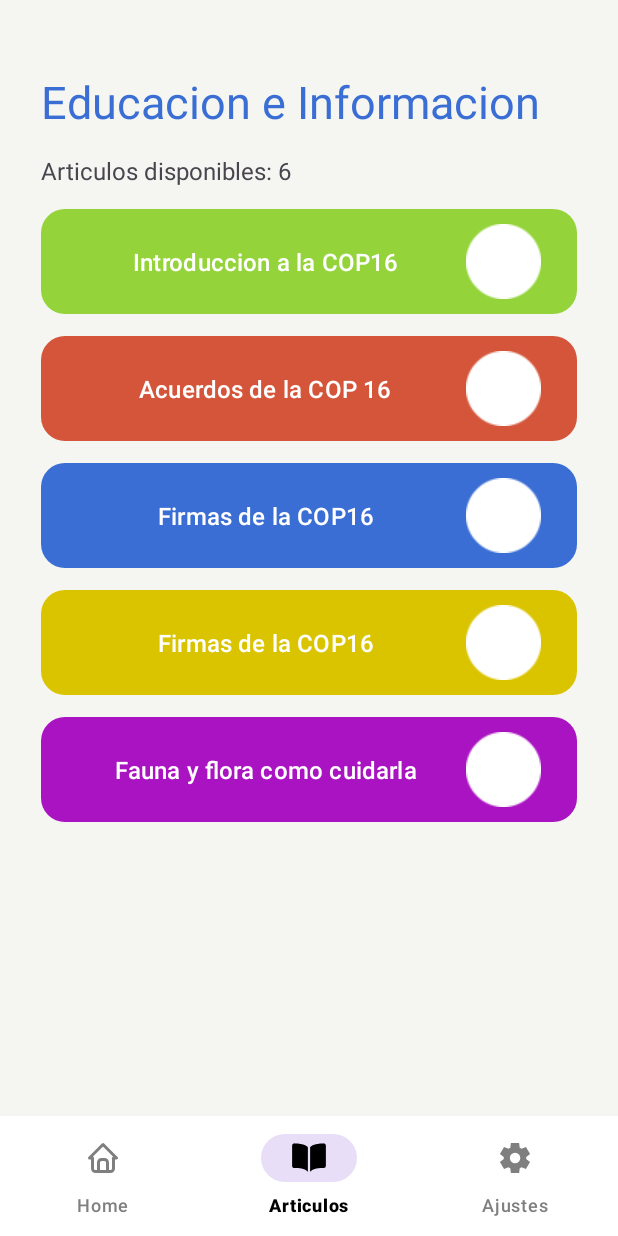
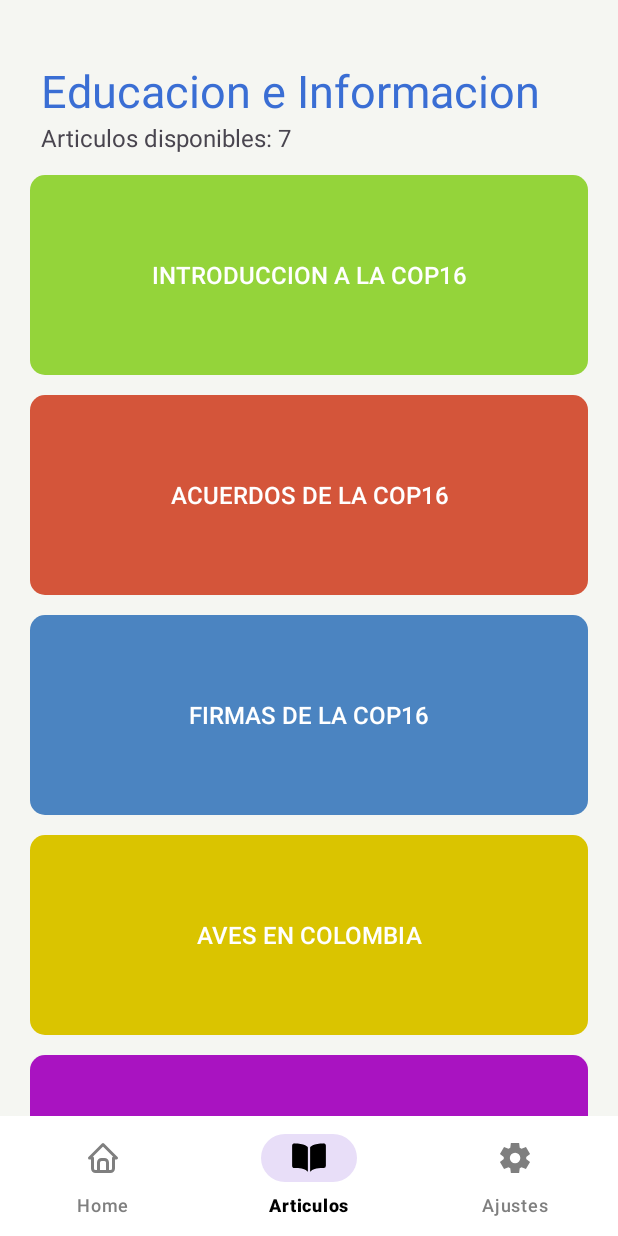
Before and after one commit to natyvcodes/education-app-cop16, an Android app: the screen it shows after launch (List_Articulos), item 2 of the bottom bar chosen, on a phone screen of 412 x 824 dp. Run offline under Robolectric (Android 15) with nearby library versions, the phone set to English and light mode, and no system bars.

Commit message:
Buttons added and test data

```diff
--- a/app/src/main/java/com/grupo1/myapp/List_Articulos.java
+++ b/app/src/main/java/com/grupo1/myapp/List_Articulos.java
@@ -1,11 +1,19 @@
 package com.grupo1.myapp;
 
 
+import android.annotation.SuppressLint;
 import android.content.Intent;
+import android.database.Cursor;
+import android.database.sqlite.SQLiteDatabase;
+import android.graphics.Color;
+import android.graphics.drawable.Drawable;
 import android.os.Bundle;
+import android.util.Log;
 import android.view.MenuItem;
 import android.view.View;
 import android.widget.Button;
+import android.widget.LinearLayout;
+import android.widget.TextView;
 
 import androidx.activity.EdgeToEdge;
 import androidx.annotation.NonNull;
@@ -13,21 +21,65 @@ import androidx.appcompat.app.AppCompatActivity;
 import com.google.android.material.bottomnavigation.BottomNavigationView;
 import com.google.android.material.navigation.NavigationBarView;
 
+import java.util.ArrayList;
+import java.util.List;
+import java.util.Locale;
+
+import database.DatabaseHelper;
+
 
 public class List_Articulos extends AppCompatActivity {
+    private final DatabaseHelper db = new DatabaseHelper(this);
     private BottomNavigationView bottomNavigationView;
-    private Button acuerdos;
+    private TextView numArticulos;
+    @SuppressLint({"ResourceAsColor", "UseCompatLoadingForDrawables"})
     @Override
     protected void onCreate(Bundle savedInstanceState) {
         super.onCreate(savedInstanceState);
         EdgeToEdge.enable(this);
         setContentView(R.layout.activity_list_articulos);
-        acuerdos = findViewById(R.id.acuerdos);
-        bottomNavigationView = findViewById(R.id.bottom_navigation);
-        selectBottomNavItem(R.id.articulos);
 
 
 
+        int[] colores = {getColor(R.color.Green), getColor(R.color.Red), getColor(R.color.BlueTwo), getColor(R.color.Yellow), getColor(R.color.Violet)};
+        List<String> titulos = obtenerTitulos();
+
+
+        LinearLayout linearLayout = findViewById(R.id.container);
+        numArticulos = findViewById(R.id.numArticulos);
+        numArticulos.setText("Articulos disponibles: " + titulos.size());
+        int colorIndex = 0;
+        for (String titulo : titulos) {
+            Button button = new Button(this);
+
+            LinearLayout.LayoutParams layoutParams = new LinearLayout.LayoutParams(
+                    LinearLayout.LayoutParams.MATCH_PARENT,
+                    200
+            );
+            layoutParams.setMargins(0, 10, 0, 10);
+            button.setLayoutParams(layoutParams);
+
+            button.setText(titulo.toLowerCase());
+            button.setTextSize(16);
+            Drawable buttonShape = getDrawable(R.drawable.button_shape).mutate();
+            buttonShape.setTint(colores[colorIndex % colores.length]);
+            button.setBackground(buttonShape);
+            button.setTextColor(Color.WHITE);
+            button.setOnClickListener(v -> {
+            });
+
+            linearLayout.addView(button);
+            colorIndex++;
+        }
+
+
+
+
+        //Llamado al boton de navegacion
+        bottomNavigationView = findViewById(R.id.bottom_navigation);
+        //Se selecciona el boton del activity en el que estamos: Articulos
+        selectBottomNavItem(R.id.articulos);
+        //Funcionalidad del boton: Cambiar de activity
         bottomNavigationView.setOnItemSelectedListener(new NavigationBarView.OnItemSelectedListener() {
             @Override
             public boolean onNavigationItemSelected(@NonNull MenuItem item) {
@@ -49,9 +101,18 @@ public class List_Articulos extends AppCompatActivity {
         BottomNavigationView bottomNavigationView = findViewById(R.id.bottom_navigation);
         bottomNavigationView.setSelectedItemId(itemId);
     }
-    public void acuerdosActivity(View view){
-        Intent intent = new Intent(List_Articulos.this, Articulos.class);
-        startActivity(intent);
+    private List<String> obtenerTitulos(){
+        List<String> titulos = new ArrayList<>();
+        SQLiteDatabase data = db.getReadableDatabase();
+        Cursor cursor = data.rawQuery("SELECT nombre FROM ARTICULO", null);
+        if (cursor.moveToFirst()) {
+            do {
+                titulos.add(cursor.getString(0));
+            } while (cursor.moveToNext());
+        }
+        cursor.close();
+        db.close();
+        return titulos;
     }
 
 }
--- a/app/src/main/java/database/DatabaseHelper.java
+++ b/app/src/main/java/database/DatabaseHelper.java
@@ -33,47 +33,25 @@ public class DatabaseHelper extends SQLiteOpenHelper {
 
     public void onCreate(SQLiteDatabase db) {
         db.execSQL(TABLE_ARTICULO);
+        db.execSQL("INSERT INTO ARTICULO (nombre, autor, fecha, parrafo, audio, imagen) " +
+                "VALUES ('Introduccion a la COP16', 'Autor 1', 20240824, 'Este es el primer artículo', NULL, NULL);");
+        db.execSQL("INSERT INTO ARTICULO (nombre, autor, fecha, parrafo, audio, imagen) " +
+                "VALUES ('Acuerdos de la COP16', 'Autor 2', 20240821, 'Este es el segundo artículo', NULL, 'imagen2.png');");
+        db.execSQL("INSERT INTO ARTICULO (nombre, autor, fecha, parrafo, audio, imagen) " +
+                "VALUES ('Firmas de la COP16', 'Autor 3', 20241122, 'Este es el tercer artículo', 'audio3.mp3', NULL);");
+        db.execSQL("INSERT INTO ARTICULO (nombre, autor, fecha, parrafo, audio, imagen) " +
+                "VALUES ('Aves en Colombia', 'Autor 3', 20241122, 'Este es el tercer artículo', 'audio3.mp3', NULL);");
+        db.execSQL("INSERT INTO ARTICULO (nombre, autor, fecha, parrafo, audio, imagen) " +
+                "VALUES ('Fauna y flora como cuidarla', 'Autor 3', 20241122, 'Este es el tercer artículo', 'audio3.mp3', NULL);");
+        db.execSQL("INSERT INTO ARTICULO (nombre, autor, fecha, parrafo, audio, imagen) " +
+                "VALUES ('Natalia y Duvan', 'Autor 3', 20241122, 'Este es el tercer artículo', 'audio3.mp3', NULL);");
+        db.execSQL("INSERT INTO ARTICULO (nombre, autor, fecha, parrafo, audio, imagen) " +
+                "VALUES ('Articulo de prueba', 'Autor 3', 20241122, 'Este es el tercer artículo', 'audio3.mp3', NULL);");
     }
 
     @Override
     public void onUpgrade(SQLiteDatabase db, int oldVersion, int newVersion) {
 
     }
-    public void insertarArticulo(int id, String nombre, String autor, int fecha, String parrafo, String audio, String imagen){
-        SQLiteDatabase db = this.getReadableDatabase();
-        ContentValues valores = new ContentValues();
-
-        valores.put("id", id);
-        valores.put("nombre", nombre);
-        valores.put("autor", autor);
-        valores.put("fecha",fecha);
-        valores.put("parrafo", parrafo);
-        valores.put("audio", audio);
-        valores.put("imagen", imagen);
-
-        long resultado = db.insert("Articulo", null, valores);
-
-        if (resultado == -1) {
-            Log.e("DB_ERROR", "Error al insertar el articulo.");
-        } else {
-            Log.d("DB_SUCCESS", "Articulo insertado correctamente con ID: " + resultado);
-        }
-        db.close();
-    }
-    public String mostrarParrafo(int idArticulo){
-        SQLiteDatabase db = this.getReadableDatabase();
-        String texto = "";
-
-        Cursor cursor = db.rawQuery("SELECT parrafo FROM articulo WHERE id = ?",
-                new String[]{String.valueOf(idArticulo)});
-
-        if (cursor.moveToFirst()) {
-            texto = cursor.getString(0); // Obtén el valor de la primera columna
-        }
-
-        cursor.close();
-        db.close();
-        return texto;
-    }
 
 }
--- a/app/src/main/res/drawable/button_shape.xml
+++ b/app/src/main/res/drawable/button_shape.xml
@@ -1,7 +1,11 @@
 <?xml version="1.0" encoding="utf-8"?>
-
 <shape xmlns:android="http://schemas.android.com/apk/res/android"
     android:shape="rectangle">
-    <corners android:radius="16dp" />
-
+    <solid android:color="#FF6200EE"/> <!-- Color de fondo del botón -->
+    <corners android:radius="10dp"/> <!-- Bordes redondeados -->
+    <padding
+        android:left="16dp"
+        android:top="16dp"
+        android:right="16dp"
+        android:bottom="16dp"/>
 </shape>
--- a/app/src/main/res/layout/activity_list_articulos.xml
+++ b/app/src/main/res/layout/activity_list_articulos.xml
@@ -21,7 +21,7 @@
             android:id="@+id/title"
             android:layout_width="wrap_content"
             android:layout_height="wrap_content"
-            android:layout_margin="7dp"
+            android:layout_marginLeft="7dp"
             android:text="Educacion e Informacion"
             android:textColor="@color/BlueMain"
             android:textSize="30sp" />
@@ -30,68 +30,10 @@
             android:id="@+id/numArticulos"
             android:layout_width="wrap_content"
             android:layout_height="wrap_content"
-            android:layout_margin="7sp"
+            android:layout_marginLeft="7sp"
+            android:layout_marginBottom="7sp"
             android:text="Articulos disponibles: 6"
             android:textSize="16sp" />
-
-        <Button
-            android:id="@+id/intro"
-            android:layout_width="match_parent"
-            android:layout_height="70dp"
-            android:layout_margin="7dp"
-            android:background="@drawable/button_shape"
-            android:drawableRight="@drawable/prueba"
-            android:text="Introduccion a la COP16"
-            android:textColor="@color/white"
-            app:backgroundTint="@color/Green"
-            android:textSize="16sp"/>
-
-        <Button
-            android:id="@+id/acuerdos"
-            android:layout_width="match_parent"
-            android:layout_height="70dp"
-            android:layout_margin="7dp"
-            android:background="@drawable/button_shape"
-            android:drawableRight="@drawable/prueba"
-            android:onClick="acuerdosActivity"
-            android:text="Acuerdos de la COP 16"
-            android:textColor="@color/white"
-            android:textSize="16sp"
-            app:backgroundTint="@color/Red" />
-
-        <Button
-            android:id="@+id/firmas"
-            android:layout_width="match_parent"
-            android:layout_height="70dp"
-            android:layout_margin="7dp"
-            android:background="@drawable/button_shape"
-            android:drawableRight="@drawable/prueba"
-            android:text="Firmas de la COP16"
-            android:textColor="@color/white"
-            android:textSize="16sp"
-            app:backgroundTint="@color/BlueMain" />
-
-        <Button
-            android:id="@+id/aves"
-            android:layout_width="match_parent"
-            android:layout_height="70dp"
-            android:layout_margin="7dp"
-            android:background="@drawable/button_shape"
-            android:drawableRight="@drawable/prueba"
-            android:text="Firmas de la COP16"
-            android:textSize="16sp"
-            app:backgroundTint="@color/Yellow" />
-
-        <Button
-            android:id="@+id/fauflo"
-            android:layout_width="match_parent"
-            android:layout_height="70dp"
-            android:layout_margin="7dp"
-            android:background="@drawable/button_shape"
-            android:drawableRight="@drawable/prueba"
-            android:text="Fauna y flora como cuidarla"
-            android:textSize="16sp"
-            app:backgroundTint="@color/Violet" />
     </LinearLayout>
 
     <com.google.android.material.bottomnavigation.BottomNavigationView
```
